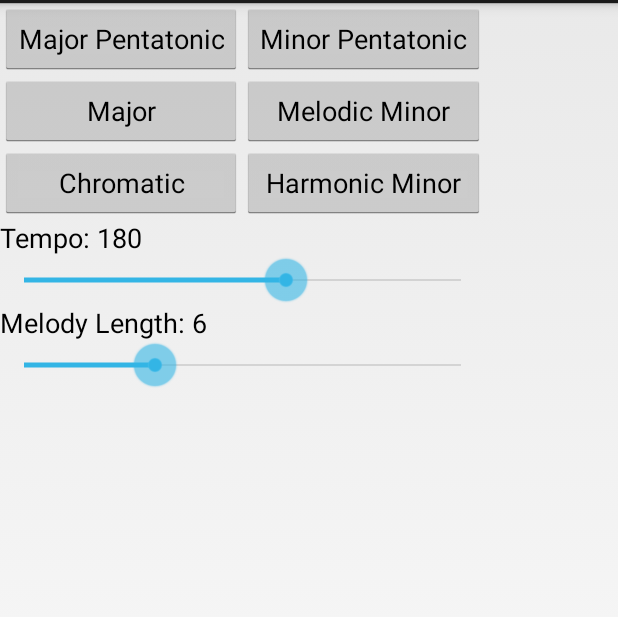
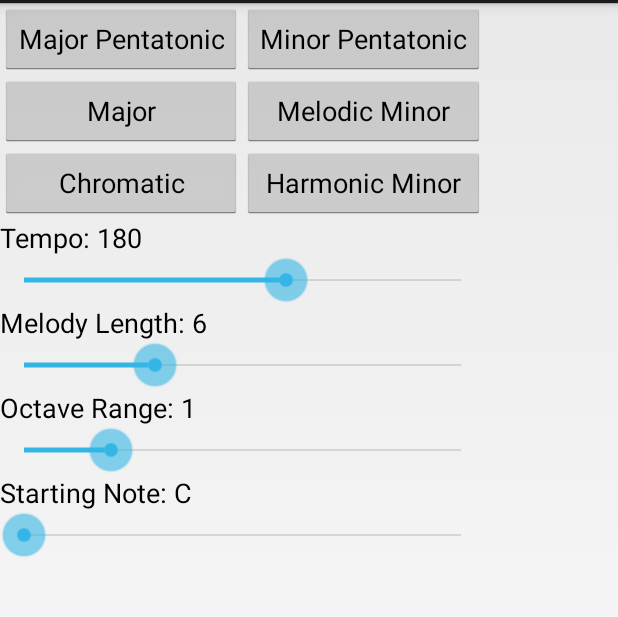
Before and after one commit to middleshelf/HandsFreeEarTrainer, an Android app: the screen it shows after launch (MainActivity), on a phone screen of 412 x 824 dp, the part 69-686 px from its top. Run offline under Robolectric (Android 15) with nearby library versions, the phone set to English and light mode, and no system bars.

Commit message:
Added Utils File Added Octave Range Added Starting note

```diff
--- /dev/null
+++ b/app/src/main/java/com/middleshelf/handsfreeeartrainer/HandsFreeEarTrainerUtilities.java
@@ -0,0 +1,55 @@
+package com.middleshelf.handsfreeeartrainer;
+
+/**
+ * Created by walta on 7/5/15.
+ */
+public class HandsFreeEarTrainerUtilities {
+    //Mod by 12 to use any range of notes
+    public String getNoteName(int note){
+        String noteName;
+        note = note%12;
+
+        switch(note){
+            case(0):
+                noteName = "C";
+                break;
+            case(1):
+                noteName = "C#";
+                break;
+            case(2):
+                noteName = "D";
+                break;
+            case(3):
+                noteName = "Eb";
+                break;
+            case(4):
+                noteName = "E";
+                break;
+            case(5):
+                noteName = "F";
+                break;
+            case(6):
+                noteName = "F#";
+                break;
+            case(7):
+                noteName = "G";
+                break;
+            case(8):
+                noteName = "G#";
+                break;
+            case(9):
+                noteName = "A";
+                break;
+            case(10):
+                noteName = "Bb";
+                break;
+            case(11):
+                noteName = "B";
+                break;
+            default:
+                noteName = "C";
+        }
+
+        return noteName;
+    }
+}
--- a/app/src/main/java/com/middleshelf/handsfreeeartrainer/MainActivity.java
+++ b/app/src/main/java/com/middleshelf/handsfreeeartrainer/MainActivity.java
@@ -9,6 +9,7 @@ import android.widget.Button;
 import android.widget.SeekBar;
 import android.widget.SeekBar.OnSeekBarChangeListener;
 import android.widget.TextView;
+import com.middleshelf.handsfreeeartrainer.HandsFreeEarTrainerUtilities;
 
 
 public class MainActivity extends Activity {
@@ -16,10 +17,18 @@ public class MainActivity extends Activity {
     public final static String SCALE = "com.middleshelf.handsfreeeartrainer.SCALE";
     public final static String TEMPO = "com.middleshelf.handsfreeeartrainer.TEMPO";
     public final static String MELODY_LENGTH = "com.middleshelf.handsfreeeartrainer.MELODY_LENGTH";
+    public final static String OCTAVE_RANGE = "com.middleshelf.handsfreeeartrainer.OCTAVE_RANGE";
+    public final static String STARTING_NOTE = "com.middleshelf.handsfreeeartrainer.STARTING_NOTE";
+
+    private HandsFreeEarTrainerUtilities HFUtilities = new HandsFreeEarTrainerUtilities();
     private SeekBar tempoControl = null;
     private TextView textView = null;
     private SeekBar melodyLengthSeekBar = null;
     private TextView melodyLengthTextView = null;
+    private SeekBar octaveRangeSeekBar = null;
+    private TextView octaveRangeTextView = null;
+    private SeekBar startingNoteSeekBar = null;
+    private TextView startingNoteTextView = null;
 
     @Override
     protected void onCreate(Bundle savedInstanceState) {
@@ -30,18 +39,23 @@ public class MainActivity extends Activity {
         // Initialize the SeekBars with starting values
         textView.setText("Tempo: " + tempoControl.getProgress());
         melodyLengthTextView.setText("Melody Length: " + melodyLengthSeekBar.getProgress());
+        octaveRangeTextView.setText("Octave Range: " + octaveRangeSeekBar.getProgress());
+        startingNoteTextView.setText("Starting Note: " + HFUtilities.getNoteName(startingNoteSeekBar.getProgress()));
 
         tempoControl.setOnSeekBarChangeListener(new OnSeekBarChangeListener() {
             int progress = 0;
+
             @Override
             public void onProgressChanged(SeekBar seekBar, int progresValue, boolean fromUser) {
                 progress = progresValue;
                 //Toast.makeText(getApplicationContext(), "Changing seekbar's progress", Toast.LENGTH_SHORT).show();
             }
+
             @Override
             public void onStartTrackingTouch(SeekBar seekBar) {
                 //Toast.makeText(getApplicationContext(), "Started tracking seekbar", Toast.LENGTH_SHORT).show();
             }
+
             @Override
             public void onStopTrackingTouch(SeekBar seekBar) {
                 textView.setText("Tempo: " + progress);
@@ -61,6 +75,37 @@ public class MainActivity extends Activity {
             @Override
             public void onStopTrackingTouch(SeekBar seekBar) {
                 melodyLengthTextView.setText("Melody Length: " + progress);
+            }
+        });
+
+        octaveRangeSeekBar.setOnSeekBarChangeListener(new OnSeekBarChangeListener() {
+            int progress = 1;
+            @Override
+            public void onProgressChanged(SeekBar seekBar, int progresValue, boolean fromUser) {
+                progress = progresValue + 1;
+            }
+            @Override
+            public void onStartTrackingTouch(SeekBar seekBar) {
+            }
+            @Override
+            public void onStopTrackingTouch(SeekBar seekBar) {
+                octaveRangeTextView.setText("Octave Range: " + progress);
+            }
+        });
+
+        startingNoteSeekBar.setOnSeekBarChangeListener(new OnSeekBarChangeListener() {
+            int progress = 0;
+            @Override
+            public void onProgressChanged(SeekBar seekBar, int progresValue, boolean fromUser) {
+                progress = progresValue;
+            }
+            @Override
+            public void onStartTrackingTouch(SeekBar seekBar) {
+            }
+            @Override
+            public void onStopTrackingTouch(SeekBar seekBar) {
+                String noteName = HFUtilities.getNoteName(progress);
+                startingNoteTextView.setText("Starting Note: " + noteName);
             }
         });
     }
@@ -83,6 +128,14 @@ public class MainActivity extends Activity {
             melodyLengthSeekBar = (SeekBar) findViewById(R.id.melodyLengthSeekBar);
         } if(melodyLengthTextView == null) {
             melodyLengthTextView = (TextView) findViewById(R.id.melodyLengthTextView);
+        } if(octaveRangeSeekBar == null) {
+            octaveRangeSeekBar = (SeekBar) findViewById(R.id.octaveRangeSeekBar);
+        } if(octaveRangeTextView == null) {
+            octaveRangeTextView = (TextView) findViewById(R.id.octaveRangeTextView);
+        } if(startingNoteSeekBar == null) {
+            startingNoteSeekBar = (SeekBar) findViewById(R.id.startingNoteSeekBar);
+        } if(startingNoteTextView == null) {
+            startingNoteTextView = (TextView) findViewById(R.id.startingNoteTextView);
         }
     }
 
@@ -136,6 +189,8 @@ public class MainActivity extends Activity {
         intent.putExtra(TEMPO, tempo);
         String melodyLength = Integer.toString(melodyLengthSeekBar.getProgress());
         intent.putExtra(MELODY_LENGTH, melodyLength);
+        intent.putExtra(OCTAVE_RANGE, Integer.toString(octaveRangeSeekBar.getProgress()));
+        intent.putExtra(STARTING_NOTE, Integer.toString(startingNoteSeekBar.getProgress()));
         startActivity(intent);
     }
 }
--- a/app/src/main/res/layout/activity_main.xml
+++ b/app/src/main/res/layout/activity_main.xml
@@ -222,42 +222,58 @@
         android:layout_width="match_parent"
         android:layout_height="match_parent">
 
+        <TextView
+            android:layout_width="wrap_content"
+            android:layout_height="wrap_content"
+            android:textAppearance="?android:attr/textAppearanceMedium"
+            android:text="Octave Range"
+            android:id="@+id/octaveRangeTextView"
+            android:layout_column="0" />
     </TableRow>
 
     <TableRow
         android:layout_width="match_parent"
         android:layout_height="match_parent">
 
-    </TableRow>
-
-    <TableRow
-        android:layout_width="match_parent"
-        android:layout_height="match_parent"></TableRow>
-
-    <TableRow
-        android:layout_width="match_parent"
-        android:layout_height="match_parent">
-
+        <SeekBar
+            android:layout_width="wrap_content"
+            android:layout_height="wrap_content"
+            android:id="@+id/octaveRangeSeekBar"
+            android:layout_column="0"
+            android:max="5"
+            android:indeterminate="false"
+            android:progress="1"
+            android:onClick="setOctaveRange"
+            android:layout_span="5" />
     </TableRow>
 
     <TableRow
         android:layout_width="match_parent"
         android:layout_height="match_parent">
 
+        <TextView
+            android:layout_width="wrap_content"
+            android:layout_height="wrap_content"
+            android:textAppearance="?android:attr/textAppearanceMedium"
+            android:text="Starting Note"
+            android:id="@+id/startingNoteTextView"
+            android:layout_column="0" />
     </TableRow>
-
-    <TableRow
-        android:layout_width="match_parent"
-        android:layout_height="match_parent"></TableRow>
-
-    <TableRow
-        android:layout_width="match_parent"
-        android:layout_height="match_parent"></TableRow>
 
     <TableRow
         android:layout_width="match_parent"
         android:layout_height="match_parent">
 
+        <SeekBar
+            android:layout_width="wrap_content"
+            android:layout_height="wrap_content"
+            android:id="@+id/startingNoteSeekBar"
+            android:layout_column="0"
+            android:max="12"
+            android:indeterminate="false"
+            android:progress="0"
+            android:onClick="setStartingNote"
+            android:layout_span="5" />
     </TableRow>
 
 </TableLayout>
```
Also changed, not shown: app/src/main/java/com/middleshelf/handsfreeeartrainer/DisplayMessageActivity.java (+18 -56 lines), 23 other files.
